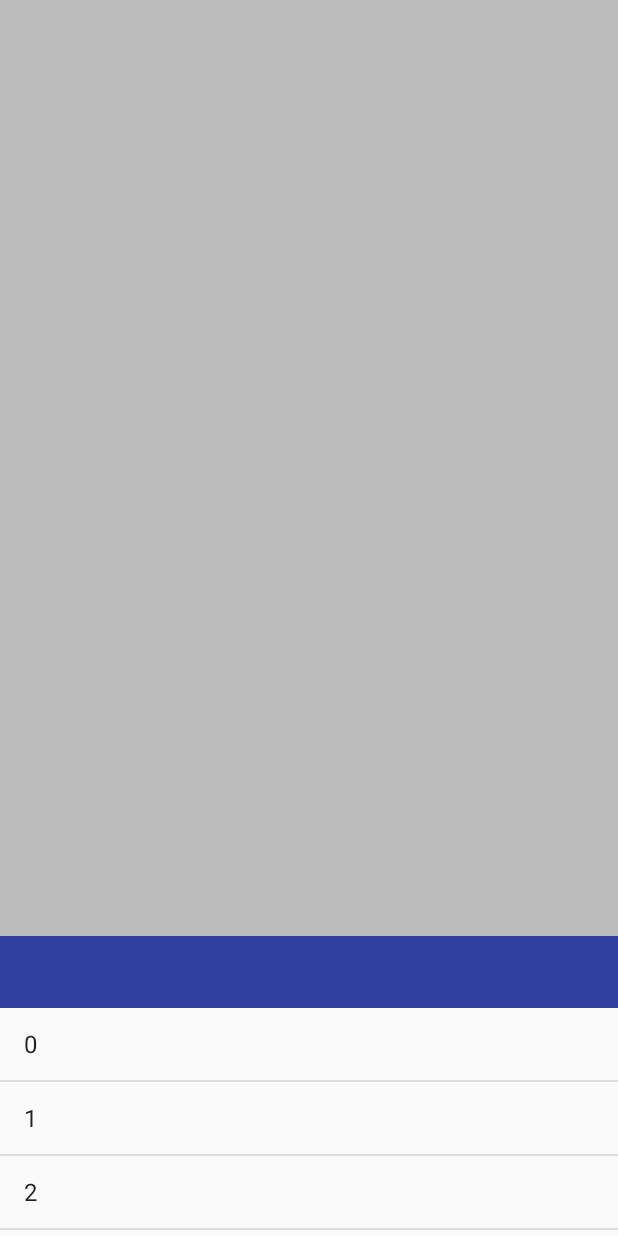
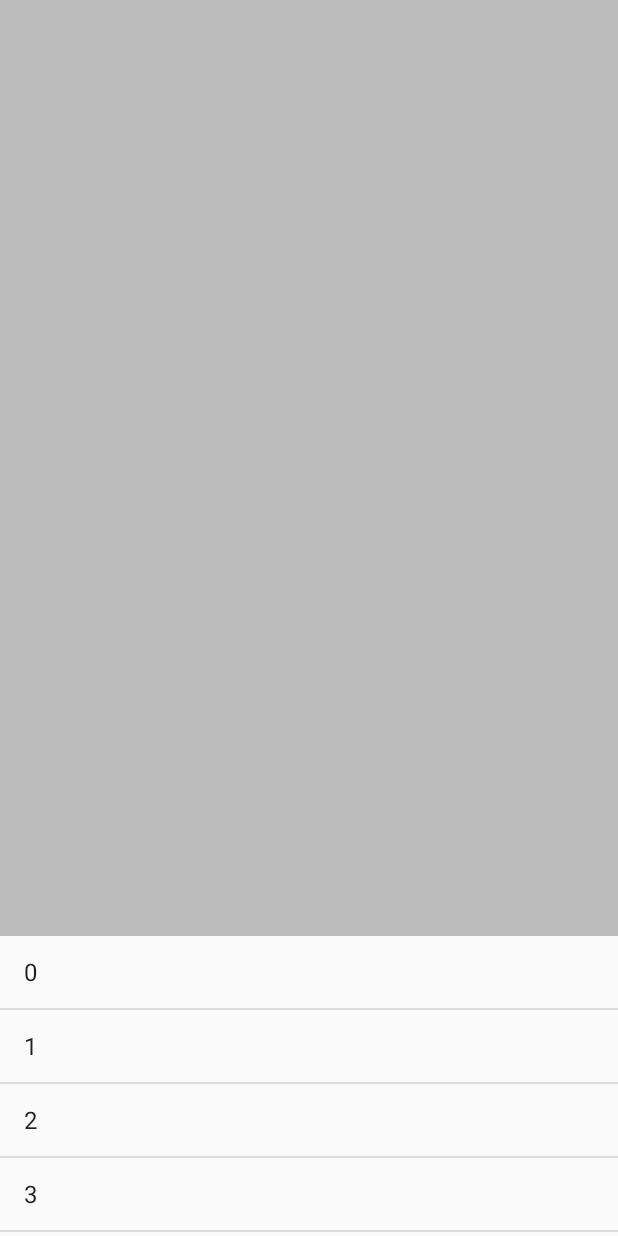
Before and after one commit to chanthuang/ChantTest, an Android app: the screen it shows after launch (TouchEventActivity), on a phone screen of 412 x 824 dp. Run offline under Robolectric (Android 15) with nearby library versions, the phone set to English and light mode, and no system bars.

Commit message:
去掉列表顶部的View

```diff
--- a/app/src/main/res/layout/activity_touch_event.xml
+++ b/app/src/main/res/layout/activity_touch_event.xml
@@ -2,8 +2,8 @@
 <com.chant.chanttest.nestedscroll.touchevent.DragOrScrollParentView
     xmlns:android="http://schemas.android.com/apk/res/android"
     android:layout_width="match_parent"
-    android:background="#40000000"
-    android:layout_height="match_parent">
+    android:layout_height="match_parent"
+    android:background="#40000000">
 
     <com.chant.chanttest.nestedscroll.touchevent.DraggableChildView
         android:layout_width="match_parent"
@@ -11,17 +11,10 @@
         android:layout_gravity="bottom"
         android:orientation="vertical">
 
-        <View
-            android:id="@+id/panel_header"
-            android:layout_width="match_parent"
-            android:layout_height="48dp"
-            android:background="@color/colorPrimaryDark"/>
-
         <ListView
             android:id="@+id/testListView"
             android:layout_width="match_parent"
-            android:layout_height="0dp"
-            android:layout_weight="1"
+            android:layout_height="match_parent"
             android:background="?android:attr/colorBackground"/>
 
     </com.chant.chanttest.nestedscroll.touchevent.DraggableChildView>
```
Also changed, not shown: app/src/main/java/com/chant/chanttest/nestedscroll/touchevent/DraggableChildView.java (+6 -14 lines).
